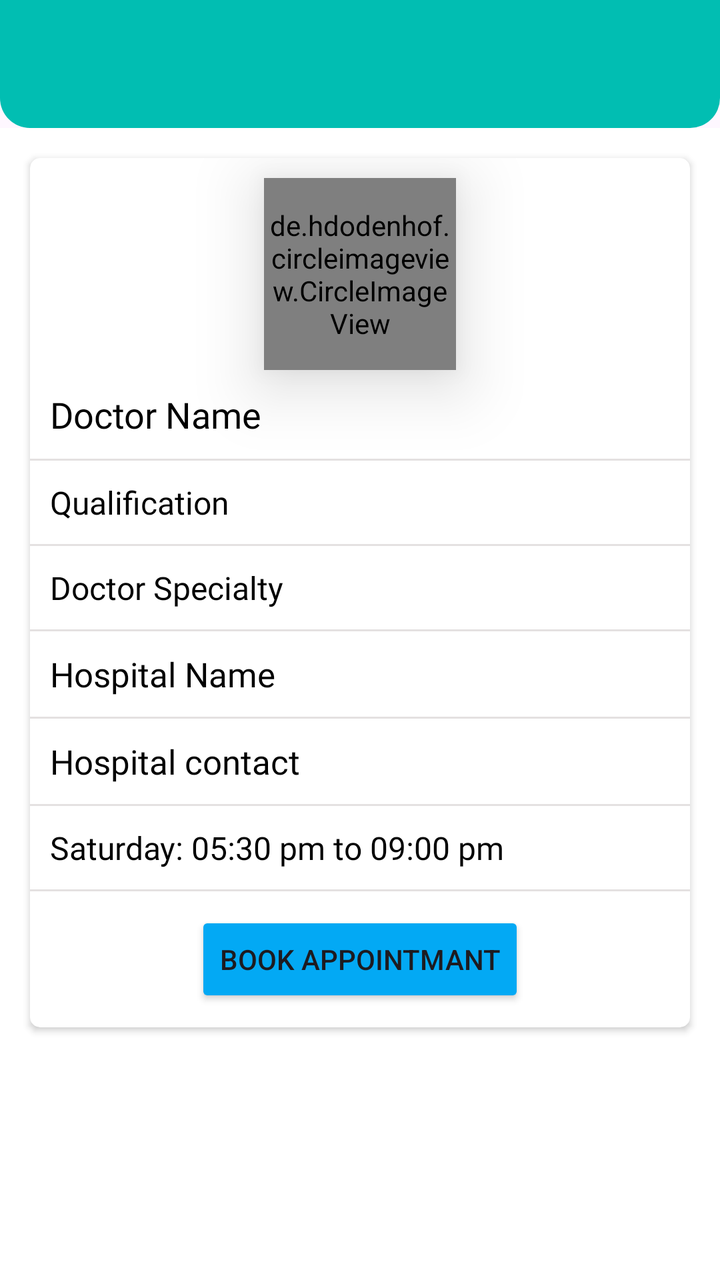
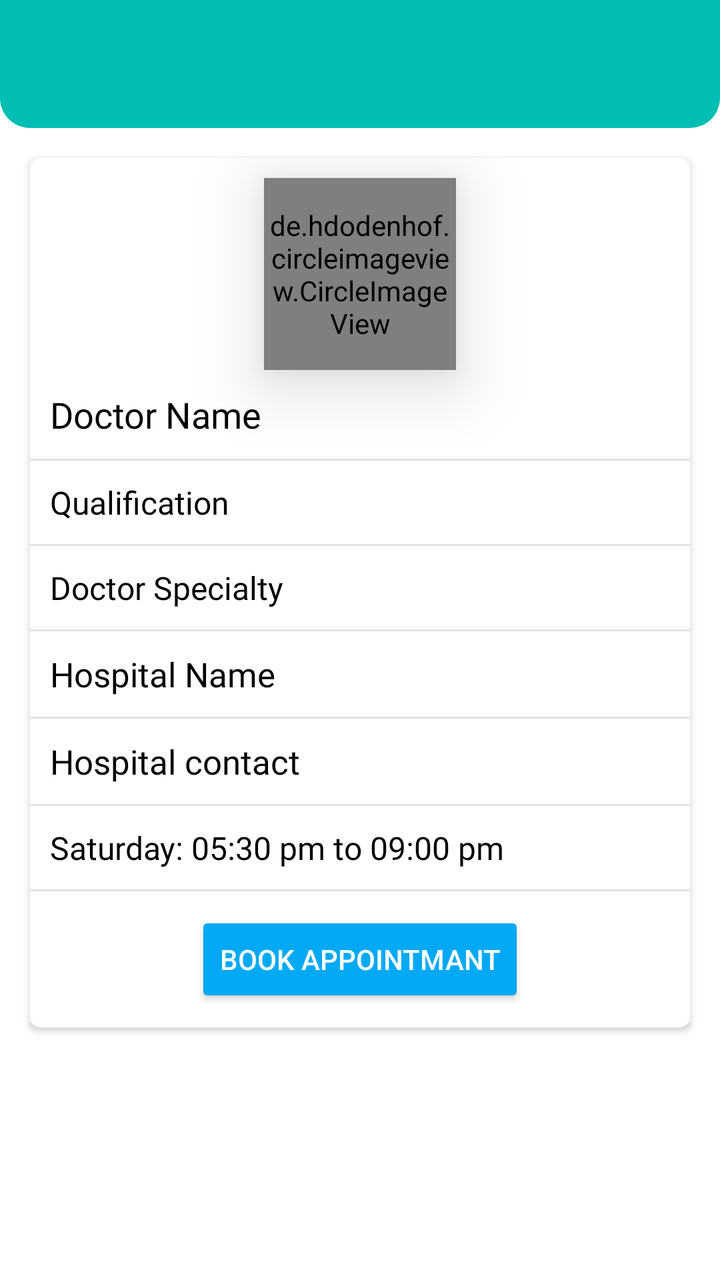

An Android layout rendered at two revisions. The XML below is the earlier revision; the diff shows what the commit changed to produce the second picture.
<!-- AndroidManifest.xml: application theme Theme.LifePluse -->
<!-- res/layout/activity_doctor_profileview.xml -->
<?xml version="1.0" encoding="utf-8"?>
<LinearLayout xmlns:android="http://schemas.android.com/apk/res/android"
    xmlns:app="http://schemas.android.com/apk/res-auto"
    xmlns:tools="http://schemas.android.com/tools"
    android:layout_width="match_parent"
    android:layout_height="match_parent"
    android:orientation="vertical"
    android:background="@color/white"
    tools:context=".activity.DoctorProfileview">

    <include layout="@layout/material_toolbar_layout" />

    <androidx.cardview.widget.CardView
        android:layout_width="match_parent"
        android:layout_height="wrap_content"
        android:layout_margin="15dp"
        android:elevation="20dp"
        android:padding="5dp"
        app:cardCornerRadius="5dp">

        <LinearLayout
            android:layout_width="match_parent"
            android:layout_height="wrap_content"
            android:orientation="vertical">


            <de.hdodenhof.circleimageview.CircleImageView
                android:id="@+id/doctorImageId"
                android:layout_width="96dp"
                android:layout_height="96dp"
                android:layout_gravity="center"
                android:layout_marginTop="10dp"
                android:elevation="20sp"
                android:src="@drawable/avatar"
                app:civ_border_color="@color/status_bar"
                app:civ_border_width="2dp" />

            <TextView
                android:id="@+id/doctorNameId"
                android:layout_width="wrap_content"
                android:layout_height="wrap_content"
                android:layout_margin="5dp"
                android:fontFamily="@font/alata"
                android:padding="5dp"
                android:text="Doctor Name"
                android:textColor="@color/text_color"
                android:textSize="18sp" />

            <View
                android:layout_width="match_parent"
                android:layout_height="1dp"
                android:background="@color/view_bg" />

            <TextView
                android:id="@+id/doctorQualificationId"
                android:layout_width="wrap_content"
                android:layout_height="wrap_content"
                android:layout_margin="5dp"
                android:fontFamily="@font/alata"
                android:padding="5dp"
                android:text="Qualification"
                android:textColor="@color/text_color"
                android:textSize="16sp" />

            <View
                android:layout_width="match_parent"
                android:layout_height="1dp"
                android:background="@color/view_bg" />

            <TextView
                android:id="@+id/doctorSpecialityId"
                android:layout_width="wrap_content"
                android:layout_height="wrap_content"
                android:layout_margin="5dp"
                android:fontFamily="@font/alata"
                android:padding="5dp"
                android:text="Doctor Specialty"
                android:textColor="@color/text_color"
                android:textSize="16sp"

                />


            <View
                android:layout_width="match_parent"
                android:layout_height="1dp"
                android:background="@color/view_bg" />


            <TextView
                android:id="@+id/hospitalNameId"
                android:layout_width="wrap_content"
                android:layout_height="wrap_content"
                android:layout_margin="5dp"
                android:fontFamily="@font/alata"
                android:padding="5dp"
                android:text="Hospital Name"
                android:textColor="@color/text_color"
                android:textSize="17sp"

                />

            <View
                android:layout_width="match_parent"
                android:layout_height="1dp"
                android:background="@color/view_bg" />


            <TextView
                android:id="@+id/hospitalContactId"
                android:layout_width="wrap_content"
                android:layout_height="wrap_content"
                android:layout_margin="5dp"
                android:fontFamily="@font/alata"
                android:padding="5dp"
                android:text="Hospital contact"
                android:textColor="@color/text_color"
                android:textSize="17sp"

                />

            <View
                android:layout_width="match_parent"
                android:layout_height="1dp"
                android:background="@color/view_bg" />


            <TextView
                android:id="@+id/visitinghourId"
                android:layout_width="wrap_content"
                android:layout_height="wrap_content"
                android:layout_margin="5dp"
                android:fontFamily="@font/alata"
                android:padding="5dp"
                android:text="Saturday: 05:30 pm to 09:00 pm"
                android:textColor="@color/text_color"
                android:textSize="16sp"

                />

            <View
                android:layout_width="match_parent"
                android:layout_height="1dp"
                android:background="@color/view_bg" />



            <Button
                android:layout_gravity="center"
                android:layout_width="wrap_content"
                android:layout_height="wrap_content"
                android:backgroundTint="@color/button_bg"
                android:text="Book Appointmant"
                android:layout_margin="10dp"
                />



        </LinearLayout>


    </androidx.cardview.widget.CardView>


</LinearLayout>
<!-- res/layout/material_toolbar_layout.xml (included above) -->
<?xml version="1.0" encoding="utf-8"?>
<RelativeLayout xmlns:android="http://schemas.android.com/apk/res/android"
    android:layout_width="match_parent"
    android:layout_height="wrap_content"
    android:background="@color/white"
    xmlns:app="http://schemas.android.com/apk/res-auto">

    <com.google.android.material.appbar.AppBarLayout
        android:layout_width="match_parent"
        android:layout_height="wrap_content"
        >

        <com.google.android.material.appbar.MaterialToolbar
            android:id="@+id/toolbarId"
            android:layout_width="match_parent"
            android:layout_height="?attr/actionBarSize"
            android:background="@drawable/toolbar_bg_style"
            app:navigationIconTint="@color/white"
            app:titleTextColor="@color/white" />

    </com.google.android.material.appbar.AppBarLayout>

</RelativeLayout>
<!-- resources referenced by this layout -->
<resources>
  <color name="button_bg">#03A9F4</color>
  <color name="status_bar">#018E85</color>
  <color name="text_color">#000</color>
  <color name="view_bg">#E4E1E1</color>
  <color name="white">#FFFFFFFF</color>
  <!-- drawable avatar: jpeg bitmap (drawable, 3320 bytes) -->
  <!-- drawable toolbar_bg_style (drawable) -->
  <?xml version="1.0" encoding="utf-8"?>
  <shape xmlns:android="http://schemas.android.com/apk/res/android">
  
      <solid android:color="@color/header_bg" />
      <corners
          android:bottomLeftRadius="15dp"
          android:bottomRightRadius="15dp" />
  
  </shape>
  <style name="Theme.LifePluse" parent="Base.Theme.LifePluse" />
  <color name="header_bg">#01BEB2</color>
  <style name="Base.Theme.LifePluse" parent="Theme.Material3.DayNight.NoActionBar">
          
  
          <item name="android:windowIsTranslucent">true</item>
  
          <item name="colorPrimary">@color/status_bar</item>
      </style>
</resources>

<!-- the commit's change to res/layout/activity_doctor_profileview.xml (unified diff, before → after) -->
@@ -16,6 +16,7 @@
         android:layout_margin="15dp"
         android:elevation="20dp"
         android:padding="5dp"
+        app:cardBackgroundColor="@color/white"
         app:cardCornerRadius="5dp">
 
         <LinearLayout
@@ -152,6 +153,7 @@
                 android:backgroundTint="@color/button_bg"
                 android:text="Book Appointmant"
                 android:layout_margin="10dp"
+                android:textColor="@color/white"
                 />
 
 
@@ -174,6 +176,7 @@
     <com.google.android.material.appbar.AppBarLayout
         android:layout_width="match_parent"
         android:layout_height="wrap_content"
+        android:background="@color/white"
         >
 
         <com.google.android.material.appbar.MaterialToolbar
